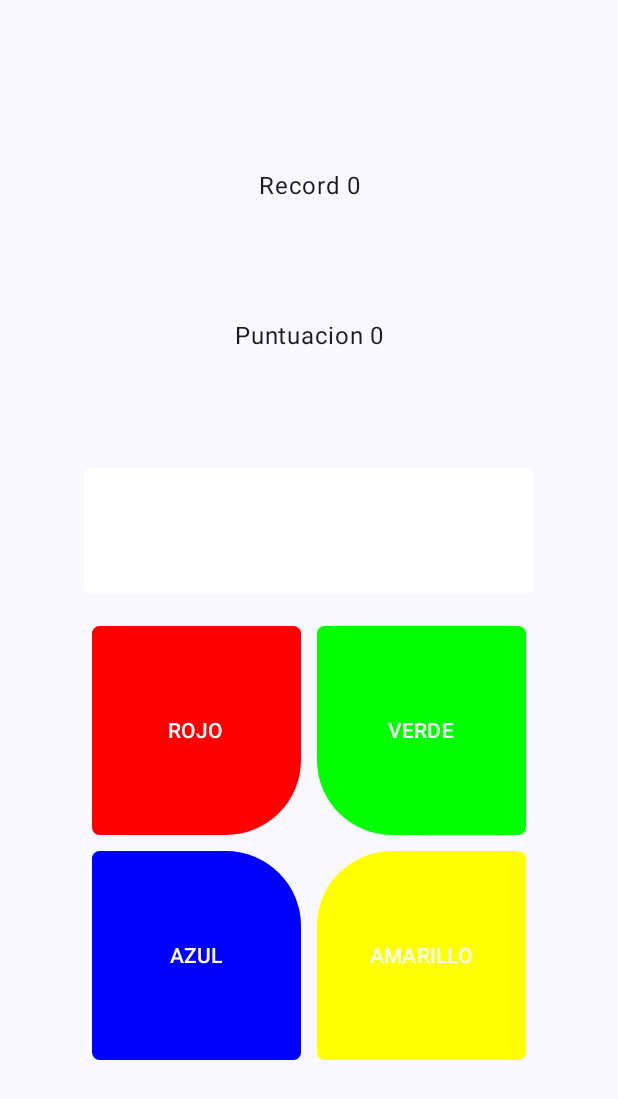
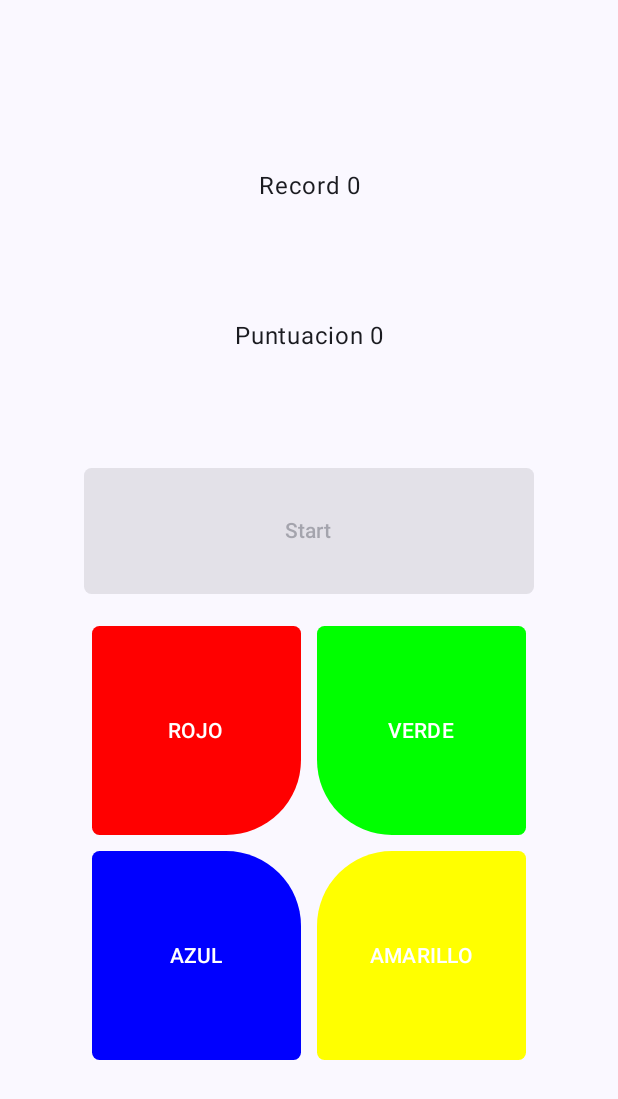
Before and after one commit to mpineirotroncoso/simon-no-dice, an Android app built with Jetpack Compose: the screen it shows after launch (MainActivity), after a tap on "ROJO", on a phone screen of 412 x 824 dp. Shown: the top 1099 px of the screen. Run offline under Robolectric (Android 15) with nearby library versions, the light colour scheme and no system bars; 1 other tap on this screen came first.

Commit message:
estados y observer

```diff
--- a/app/src/main/java/com/example/contador/Datos.kt
+++ b/app/src/main/java/com/example/contador/Datos.kt
@@ -3,3 +3,9 @@ package com.example.contador
 object Datos {
     var numero = 0
 }
+
+enum class Estados(val start_activo: Boolean, val boton_activo: Boolean) {
+    INICIO(start_activo = true, boton_activo = false),
+    GENERANDO(start_activo = false, boton_activo = false),
+    ADIVINANDO(start_activo = false, boton_activo = true),
+}
--- a/app/src/main/java/com/example/contador/IU.kt
+++ b/app/src/main/java/com/example/contador/IU.kt
@@ -21,6 +21,7 @@ import androidx.compose.ui.Alignment
 import androidx.compose.ui.Modifier
 import androidx.compose.ui.graphics.Color
 import androidx.compose.ui.platform.LocalContext
+import androidx.compose.ui.platform.LocalLifecycleOwner
 import androidx.compose.ui.text.style.TextAlign
 import androidx.compose.ui.unit.dp
 import com.example.contador.Colores
@@ -52,19 +53,8 @@ fun IU(model: ModelView) {
                     .height(100.dp)
                     .padding(bottom = 16.dp)
             )
-            Button(onClick = {
-                model.crearRandom()
-            },
-                colors = ButtonDefaults.buttonColors(color.value),
-                shape = RoundedCornerShape(5.dp),
-                modifier = Modifier
-                    .width(300.dp)
-                    .height(100.dp)
-                    .padding(bottom = 16.dp)
-            ) {
-                Text(text = numeroRandom.toString())
-            }
 
+            Boton_start(model = model, context = context)
 
             Row {
                 Boton(model = model, color = Colores.ROJO, context = context)
@@ -82,7 +72,15 @@ fun IU(model: ModelView) {
 
 @Composable
 fun Boton (model: ModelView, color: Colores, context: Context, position: Int = 0) {
+
+    var _activo by remember { mutableStateOf(model.estadoLiveData.value!!.boton_activo) }
+
+    model.estadoLiveData.observe(LocalLifecycleOwner.current) {
+        _activo = model.estadoLiveData.value!!.boton_activo
+    }
+
     TextButton(
+        enabled = _activo,
         onClick = {
             if (model.compararNumero(color.color)) {
                 Toast.makeText(context, "Win", Toast.LENGTH_SHORT).show()
@@ -105,3 +103,26 @@ fun Boton (model: ModelView, color: Colores, context: Context, position: Int = 0
         Text("$color")
     }
 }
+
+@Composable
+fun Boton_start(model: ModelView, context: Context) {
+    var _activo by remember { mutableStateOf(model.estadoLiveData.value!!.start_activo) }
+
+    model.estadoLiveData.observe(LocalLifecycleOwner.current) {
+        _activo = model.estadoLiveData.value!!.start_activo
+    }
+    Button(onClick = {
+        model.crearRandom()
+
+    },
+        enabled = _activo,
+        colors = ButtonDefaults.buttonColors(Color.White),
+        shape = RoundedCornerShape(5.dp),
+        modifier = Modifier
+            .width(300.dp)
+            .height(100.dp)
+            .padding(bottom = 16.dp)
+    ) {
+        Text("Start")
+    }
+}
--- a/app/src/main/java/com/example/contador/ModelView.kt
+++ b/app/src/main/java/com/example/contador/ModelView.kt
@@ -2,13 +2,17 @@ package com.example.contador
 
 import android.util.Log
 import androidx.compose.runtime.mutableStateOf
+import androidx.lifecycle.MutableLiveData
 import androidx.lifecycle.ViewModel
 
 class ModelView : ViewModel() {
     var _numbers = mutableStateOf(0)
 
+    val estadoLiveData: MutableLiveData<Estados> = MutableLiveData(Estados.INICIO)
+
     fun crearRandom() {
         Log.i("ModelView", "crearRandom")
+        estadoLiveData.value = Estados.GENERANDO
         _numbers.value = (1..4).random()
         Log.d("ModelView", "creamos random ${_numbers.value}")
         actualizarNumero(_numbers.value)
@@ -17,11 +21,21 @@ class ModelView : ViewModel() {
     fun actualizarNumero(numero: Int) {
         Log.d("ModelView", "actualizamos numero en Datos")
         Datos.numero = numero
+        estadoLiveData.value = Estados.ADIVINANDO
     }
 
     fun compararNumero(numero: Int): Boolean {
         Log.d("ModelView", "comparamos numero $numero")
-        return numero == Datos.numero
+        if (numero == Datos.numero) {
+            estadoLiveData.value = Estados.INICIO
+            Log.d("ModelView", "numero correcto")
+            estadoLiveData.value = Estados.INICIO
+            return true
+        } else {
+            estadoLiveData.value = Estados.ADIVINANDO
+            Log.d("ModelView", "numero incorrecto")
+            return false
+        }
     }
 
     fun getNumero(): Int {
```
